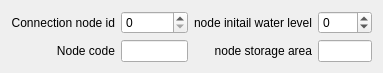
Before: the Qt Designer form threedi_model_builder/forms/ui/connection_node.ui in nens/threedi-schematisation-editor, drawn with Qt 5.
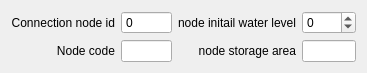
After: the same form once the commit is applied.

Patch:
```diff
--- a/threedi_model_builder/forms/ui/connection_node.ui
+++ b/threedi_model_builder/forms/ui/connection_node.ui
@@ -26,6 +26,12 @@
    </item>
    <item row="0" column="1">
     <widget class="QSpinBox" name="sbox_conn_node_id">
+     <property name="readOnly">
+      <bool>true</bool>
+     </property>
+     <property name="buttonSymbols">
+      <enum>QAbstractSpinBox::NoButtons</enum>
+     </property>
      <property name="maximum">
       <number>9999999</number>
      </property>
```
